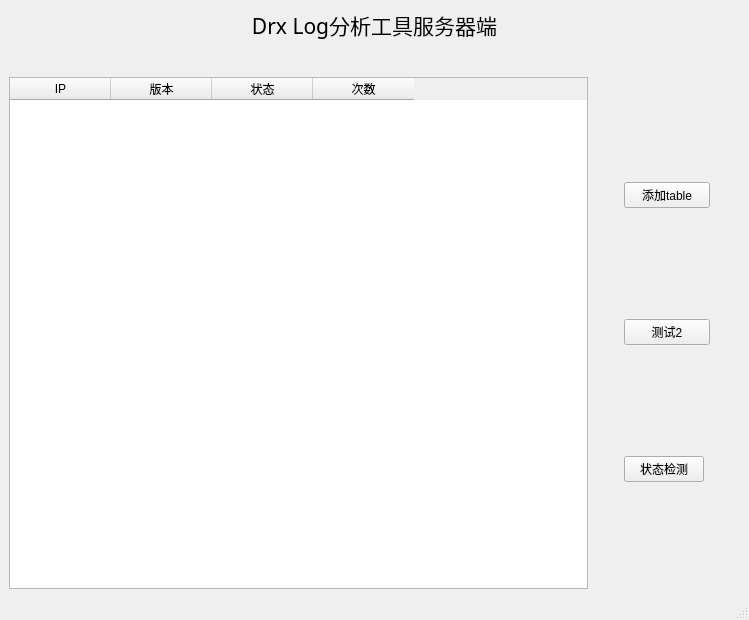
Before: the Qt Designer form DrxServer/DrxServer.ui in GitUser004/hello-world, drawn with Qt 5.
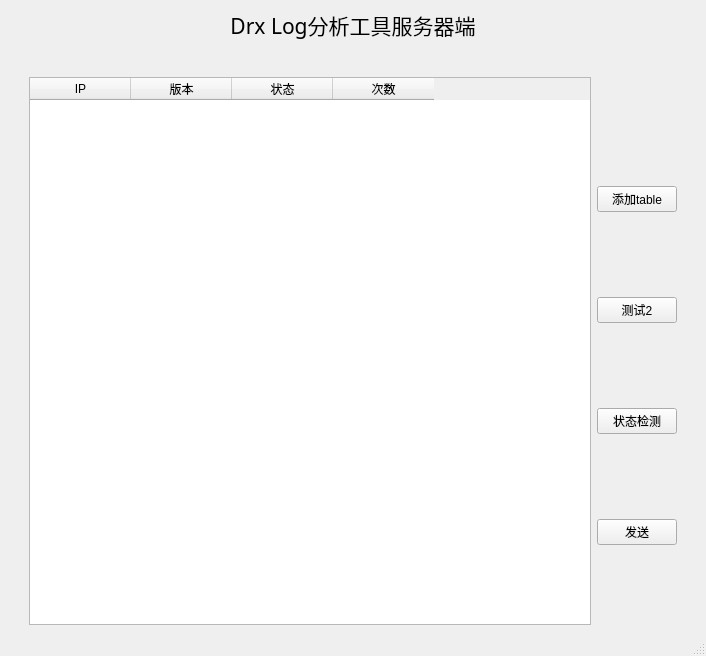
After: the same form once the commit is applied.

Patch:
```diff
--- a/DrxServer/DrxServer.ui
+++ b/DrxServer/DrxServer.ui
@@ -6,8 +6,8 @@
    <rect>
     <x>0</x>
     <y>0</y>
-    <width>749</width>
-    <height>620</height>
+    <width>706</width>
+    <height>656</height>
    </rect>
   </property>
   <property name="windowTitle">
@@ -42,13 +42,19 @@
       </item>
       <item>
        <layout class="QHBoxLayout" name="horizontalLayout">
+        <property name="leftMargin">
+         <number>20</number>
+        </property>
+        <property name="rightMargin">
+         <number>20</number>
+        </property>
         <item>
          <layout class="QGridLayout" name="gridLayout">
           <property name="topMargin">
            <number>30</number>
           </property>
           <property name="rightMargin">
-           <number>30</number>
+           <number>0</number>
           </property>
           <item row="0" column="0">
            <widget class="QTableWidget" name="tableWidget">
@@ -138,9 +144,7 @@
             </column>
            </widget>
           </item>
-         </layout>
-        </item>
-        <item>
+          <item row="0" column="1">
          <layout class="QGridLayout" name="gridLayout_2">
           <property name="topMargin">
            <number>30</number>
@@ -148,42 +152,35 @@
           <property name="rightMargin">
            <number>0</number>
           </property>
-          <item row="1" column="0" colspan="2">
+            <item row="2" column="1" colspan="2">
+             <widget class="QPushButton" name="pushButton_checkState">
+              <property name="text">
+               <string>状态检测</string>
+              </property>
+             </widget>
+            </item>
+            <item row="1" column="1" colspan="2">
            <widget class="QPushButton" name="pushButton_test">
             <property name="text">
              <string>测试2</string>
             </property>
            </widget>
           </item>
-          <item row="0" column="0" colspan="2">
+            <item row="0" column="1" colspan="2">
            <widget class="QPushButton" name="pushButton_addItem">
             <property name="text">
              <string>添加table</string>
             </property>
            </widget>
           </item>
-          <item row="0" column="2">
-           <spacer name="horizontalSpacer">
-            <property name="orientation">
-             <enum>Qt::Horizontal</enum>
-            </property>
-            <property name="sizeType">
-             <enum>QSizePolicy::Fixed</enum>
-            </property>
-            <property name="sizeHint" stdset="0">
-             <size>
-              <width>30</width>
-              <height>20</height>
-             </size>
-            </property>
-           </spacer>
-          </item>
-          <item row="2" column="0">
-           <widget class="QPushButton" name="pushButton_checkState">
+            <item row="3" column="1" colspan="2">
+             <widget class="QPushButton" name="pushButton_send">
             <property name="text">
-             <string>状态检测</string>
-            </property>
-           </widget>
+               <string>发送</string>
+              </property>
+             </widget>
+            </item>
+           </layout>
           </item>
          </layout>
         </item>
```
Left out of the diff: 2 changed lines with no effect on the pictures. Lines whose indentation alone changed are shown as unchanged.
